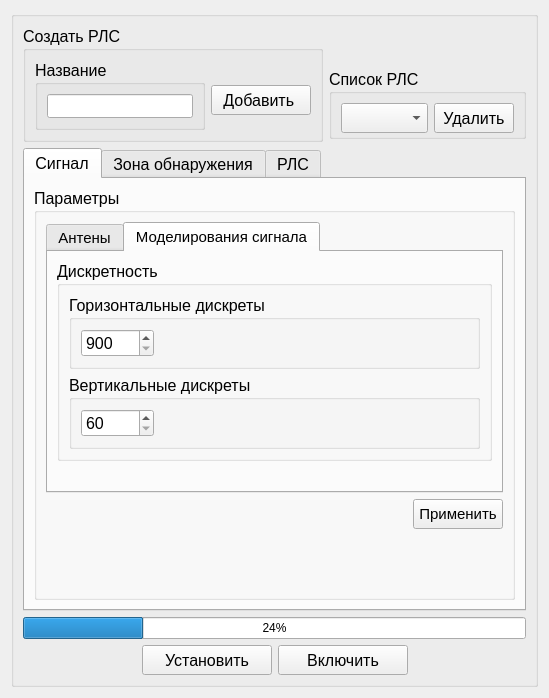
Qt form src/Application/GUI/UI/optrlswindow.ui (Nisitka/air-trail-generator) before a commit.
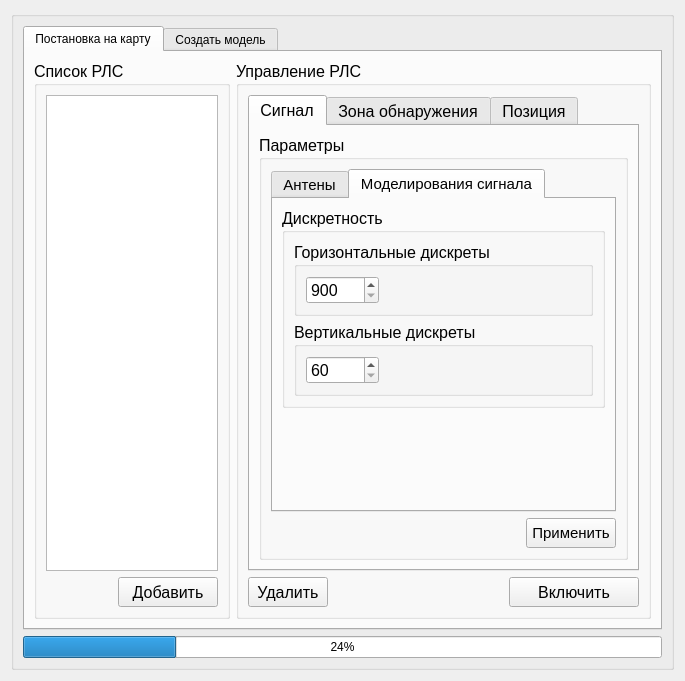
The same form after that commit. The open tabs and pages were chosen to show the change.

Patch:
```diff
--- a/src/Application/GUI/UI/optrlswindow.ui
+++ b/src/Application/GUI/UI/optrlswindow.ui
@@ -6,8 +6,8 @@
    <rect>
     <x>0</x>
     <y>0</y>
-    <width>549</width>
-    <height>698</height>
+    <width>685</width>
+    <height>681</height>
    </rect>
   </property>
   <property name="windowTitle">
@@ -21,128 +21,21 @@
      </property>
      <layout class="QVBoxLayout" name="verticalLayout_6">
       <item>
-       <layout class="QHBoxLayout" name="horizontalLayout_10">
-        <item>
-         <widget class="QGroupBox" name="addRLSGroupBox">
-          <property name="maximumSize">
-           <size>
-            <width>300</width>
-            <height>999</height>
-           </size>
-          </property>
-          <property name="font">
-           <font>
-            <pointsize>12</pointsize>
-           </font>
-          </property>
-          <property name="title">
-           <string>Создать РЛС</string>
-          </property>
-          <layout class="QHBoxLayout" name="horizontalLayout_7">
-           <item>
-            <layout class="QVBoxLayout" name="verticalLayout_16">
-             <item>
-              <widget class="QGroupBox" name="nameNewRLSGroupBox">
-               <property name="maximumSize">
-                <size>
-                 <width>16777215</width>
-                 <height>70</height>
-                </size>
-               </property>
-               <property name="font">
-                <font>
-                 <pointsize>12</pointsize>
-                </font>
-               </property>
-               <property name="title">
-                <string>Название</string>
-               </property>
-               <layout class="QHBoxLayout" name="horizontalLayout_8">
-                <item>
-                 <widget class="QLineEdit" name="nameNewRLSLineEdit">
-                  <property name="font">
-                   <font>
-                    <pointsize>12</pointsize>
-                   </font>
-                  </property>
-                 </widget>
-                </item>
-               </layout>
-              </widget>
-             </item>
-            </layout>
-           </item>
-           <item>
-            <layout class="QVBoxLayout" name="verticalLayout_8">
-             <item>
-              <spacer name="verticalSpacer_3">
-               <property name="orientation">
-                <enum>Qt::Vertical</enum>
-               </property>
-               <property name="sizeType">
-                <enum>QSizePolicy::Fixed</enum>
-               </property>
-               <property name="sizeHint" stdset="0">
-                <size>
-                 <width>20</width>
-                 <height>10</height>
-                </size>
-               </property>
-              </spacer>
-             </item>
-             <item>
-              <widget class="QPushButton" name="createRLSButton">
-               <property name="minimumSize">
-                <size>
-                 <width>100</width>
-                 <height>30</height>
-                </size>
-               </property>
-               <property name="maximumSize">
-                <size>
-                 <width>100</width>
-                 <height>16777215</height>
-                </size>
-               </property>
-               <property name="font">
-                <font>
-                 <pointsize>12</pointsize>
-                </font>
-               </property>
-               <property name="text">
-                <string>Добавить </string>
-               </property>
-              </widget>
-             </item>
-            </layout>
-           </item>
-          </layout>
-         </widget>
-        </item>
-        <item>
-         <layout class="QVBoxLayout" name="verticalLayout_7">
-          <item>
-           <spacer name="verticalSpacer_5">
-            <property name="orientation">
-             <enum>Qt::Vertical</enum>
-            </property>
-            <property name="sizeType">
-             <enum>QSizePolicy::Ignored</enum>
-            </property>
-            <property name="sizeHint" stdset="0">
-             <size>
-              <width>20</width>
-              <height>40</height>
-             </size>
-            </property>
-           </spacer>
-          </item>
+       <widget class="QTabWidget" name="mainTabWidget">
+        <property name="currentIndex">
+         <number>0</number>
+        </property>
+        <widget class="QWidget" name="tab_5">
+         <attribute name="title">
+          <string>Постановка на карту</string>
+         </attribute>
+         <layout class="QHBoxLayout" name="horizontalLayout_4">
           <item>
            <widget class="QGroupBox" name="listRLSGroupBox">
             <property name="maximumSize">
              <size>
-              <width>16777215</width>
-              <height>70</height>
+              <width>330</width>
+              <height>16777215</height>
              </size>
             </property>
             <property name="font">
@@ -153,33 +46,46 @@
             <property name="title">
              <string>Список РЛС</string>
             </property>
-            <layout class="QHBoxLayout" name="horizontalLayout_9">
+            <layout class="QVBoxLayout" name="verticalLayout_5">
              <item>
-              <widget class="QComboBox" name="listRLSComboBox">
-               <property name="minimumSize">
+              <widget class="QTableWidget" name="listRLSTableWidget">
+               <property name="maximumSize">
                 <size>
-                 <width>0</width>
-                 <height>30</height>
+                 <width>99999</width>
+                 <height>16777215</height>
                 </size>
                </property>
-               <property name="font">
-                <font>
-                 <pointsize>12</pointsize>
-                </font>
+               <property name="selectionBehavior">
+                <enum>QAbstractItemView::SelectRows</enum>
                </property>
               </widget>
              </item>
              <item>
-              <widget class="QPushButton" name="removeRLSButton">
+              <layout class="QHBoxLayout" name="horizontalLayout">
+               <item>
+                <spacer name="horizontalSpacer_3">
+                 <property name="orientation">
+                  <enum>Qt::Horizontal</enum>
+                 </property>
+                 <property name="sizeHint" stdset="0">
+                  <size>
+                   <width>40</width>
+                   <height>20</height>
+                  </size>
+                 </property>
+                </spacer>
+               </item>
+               <item>
+                <widget class="QPushButton" name="addRLSButton">
                <property name="minimumSize">
                 <size>
-                 <width>80</width>
+                   <width>100</width>
                  <height>30</height>
                 </size>
                </property>
                <property name="maximumSize">
                 <size>
-                 <width>80</width>
+                   <width>100</width>
                  <height>16777215</height>
                 </size>
                </property>
@@ -189,17 +95,32 @@
                 </font>
                </property>
                <property name="text">
-                <string>Удалить</string>
+                  <string>Добавить</string>
                </property>
               </widget>
              </item>
             </layout>
-           </widget>
-          </item>
-         </layout>
-        </item>
-       </layout>
-      </item>
+             </item>
+            </layout>
+           </widget>
+          </item>
+          <item>
+           <widget class="QGroupBox" name="manRLSGroupBox">
+            <property name="maximumSize">
+             <size>
+              <width>99999</width>
+              <height>999</height>
+             </size>
+            </property>
+            <property name="font">
+             <font>
+              <pointsize>12</pointsize>
+             </font>
+            </property>
+            <property name="title">
+             <string>Управление РЛС</string>
+            </property>
+            <layout class="QVBoxLayout" name="verticalLayout">
       <item>
        <widget class="QTabWidget" name="generateDVOptTabWidget">
         <property name="font">
@@ -434,13 +355,9 @@
               </widget>
              </item>
              <item>
-              <layout class="QHBoxLayout" name="horizontalLayout_4">
-               <item>
-                <layout class="QVBoxLayout" name="verticalLayout">
-                 <item>
                   <layout class="QHBoxLayout" name="horizontalLayout_2">
                    <item>
-                    <spacer name="horizontalSpacer_5">
+                       <spacer name="horizontalSpacer_4">
                      <property name="orientation">
                       <enum>Qt::Horizontal</enum>
                      </property>
@@ -452,10 +369,6 @@
                      </property>
                     </spacer>
                    </item>
-                   <item>
-                    <layout class="QHBoxLayout" name="horizontalLayout_6">
-                     <item>
-                      <layout class="QVBoxLayout" name="verticalLayout_4">
                        <item>
                         <widget class="QPushButton" name="setOptZDvertButton">
                          <property name="minimumSize">
@@ -480,40 +393,6 @@
                          </property>
                         </widget>
                        </item>
-                       <item>
-                        <spacer name="verticalSpacer_4">
-                         <property name="orientation">
-                          <enum>Qt::Vertical</enum>
-                         </property>
-                         <property name="sizeHint" stdset="0">
-                          <size>
-                           <width>20</width>
-                           <height>40</height>
-                          </size>
-                         </property>
-                        </spacer>
-                       </item>
-                      </layout>
-                     </item>
-                    </layout>
-                   </item>
-                  </layout>
-                 </item>
-                 <item>
-                  <spacer name="verticalSpacer_8">
-                   <property name="orientation">
-                    <enum>Qt::Vertical</enum>
-                   </property>
-                   <property name="sizeHint" stdset="0">
-                    <size>
-                     <width>20</width>
-                     <height>40</height>
-                    </size>
-                   </property>
-                  </spacer>
-                 </item>
-                </layout>
-               </item>
               </layout>
              </item>
             </layout>
@@ -550,16 +429,6 @@
         </widget>
         <widget class="QWidget" name="tab_6">
          <attribute name="title">
-          <string>РЛС</string>
-         </attribute>
-         <layout class="QVBoxLayout" name="verticalLayout_2">
-          <item>
-           <widget class="QTabWidget" name="rlsTabWidget">
-            <property name="currentIndex">
-             <number>0</number>
-            </property>
-            <widget class="QWidget" name="tab_5">
-             <attribute name="title">
               <string>Позиция</string>
              </attribute>
              <layout class="QVBoxLayout" name="verticalLayout_17">
@@ -762,6 +631,41 @@
                 </item>
                </layout>
               </item>
+                 <item>
+                  <layout class="QHBoxLayout" name="horizontalLayout_7">
+                   <item>
+                    <spacer name="horizontalSpacer_9">
+                     <property name="orientation">
+                      <enum>Qt::Horizontal</enum>
+                     </property>
+                     <property name="sizeHint" stdset="0">
+                      <size>
+                       <width>40</width>
+                       <height>20</height>
+                      </size>
+                     </property>
+                    </spacer>
+                   </item>
+                   <item>
+                    <widget class="QPushButton" name="setCoordRLSpushButton">
+                     <property name="minimumSize">
+                      <size>
+                       <width>130</width>
+                       <height>30</height>
+                      </size>
+                     </property>
+                     <property name="font">
+                      <font>
+                       <pointsize>12</pointsize>
+                      </font>
+                     </property>
+                     <property name="text">
+                      <string>Установить</string>
+                     </property>
+                    </widget>
+                   </item>
+                  </layout>
+                 </item>
               <item>
                <spacer name="verticalSpacer_2">
                 <property name="orientation">
@@ -777,26 +681,34 @@
               </item>
              </layout>
             </widget>
-            <widget class="QWidget" name="tab_7">
-             <attribute name="title">
-              <string>Tab 2</string>
-             </attribute>
-            </widget>
-           </widget>
-          </item>
-         </layout>
-        </widget>
-       </widget>
-      </item>
-      <item>
-       <widget class="QProgressBar" name="setRLSprogressBar">
-        <property name="value">
-         <number>24</number>
-        </property>
        </widget>
       </item>
       <item>
        <layout class="QHBoxLayout" name="horizontalLayout_16">
+               <item>
+                <widget class="QPushButton" name="removeRLSButton">
+                 <property name="minimumSize">
+                  <size>
+                   <width>80</width>
+                   <height>30</height>
+                  </size>
+                 </property>
+                 <property name="maximumSize">
+                  <size>
+                   <width>80</width>
+                   <height>16777215</height>
+                  </size>
+                 </property>
+                 <property name="font">
+                  <font>
+                   <pointsize>12</pointsize>
+                  </font>
+                 </property>
+                 <property name="text">
+                  <string>Удалить</string>
+                 </property>
+                </widget>
+               </item>
         <item>
          <spacer name="horizontalSpacer_7">
           <property name="orientation">
@@ -810,24 +722,6 @@
           </property>
          </spacer>
         </item>
-        <item>
-         <widget class="QPushButton" name="setCoordRLSpushButton">
-          <property name="minimumSize">
-           <size>
-            <width>130</width>
-            <height>30</height>
-           </size>
-          </property>
-          <property name="font">
-           <font>
-            <pointsize>12</pointsize>
-           </font>
-          </property>
-          <property name="text">
-           <string>Установить</string>
-          </property>
-         </widget>
-        </item>
         <item>
          <widget class="QPushButton" name="on_off_RLS_Button">
           <property name="minimumSize">
@@ -846,8 +740,51 @@
           </property>
          </widget>
         </item>
+              </layout>
+             </item>
+            </layout>
+           </widget>
+          </item>
+         </layout>
+        </widget>
+        <widget class="QWidget" name="tab_7">
+         <attribute name="title">
+          <string>Создать модель</string>
+         </attribute>
+         <layout class="QVBoxLayout" name="verticalLayout_4">
         <item>
-         <spacer name="horizontalSpacer_15">
+           <widget class="QGroupBox" name="nameNewRLSGroupBox">
+            <property name="maximumSize">
+             <size>
+              <width>16777215</width>
+              <height>70</height>
+             </size>
+            </property>
+            <property name="font">
+             <font>
+              <pointsize>12</pointsize>
+             </font>
+            </property>
+            <property name="title">
+             <string>Название</string>
+            </property>
+            <layout class="QHBoxLayout" name="horizontalLayout_8">
+             <item>
+              <widget class="QLineEdit" name="nameNewRLSLineEdit">
+               <property name="font">
+                <font>
+                 <pointsize>12</pointsize>
+                </font>
+               </property>
+              </widget>
+             </item>
+            </layout>
+           </widget>
+          </item>
+          <item>
+           <layout class="QHBoxLayout" name="horizontalLayout_6">
+            <item>
+             <spacer name="horizontalSpacer_5">
           <property name="orientation">
            <enum>Qt::Horizontal</enum>
           </property>
@@ -859,7 +796,55 @@
           </property>
          </spacer>
         </item>
-       </layout>
+            <item>
+             <widget class="QPushButton" name="createRLSButton">
+              <property name="minimumSize">
+               <size>
+                <width>100</width>
+                <height>30</height>
+               </size>
+              </property>
+              <property name="maximumSize">
+               <size>
+                <width>100</width>
+                <height>16777215</height>
+               </size>
+              </property>
+              <property name="font">
+               <font>
+                <pointsize>12</pointsize>
+               </font>
+              </property>
+              <property name="text">
+               <string>Создать</string>
+              </property>
+             </widget>
+            </item>
+           </layout>
+          </item>
+          <item>
+           <spacer name="verticalSpacer_3">
+            <property name="orientation">
+             <enum>Qt::Vertical</enum>
+            </property>
+            <property name="sizeHint" stdset="0">
+             <size>
+              <width>20</width>
+              <height>40</height>
+             </size>
+            </property>
+           </spacer>
+          </item>
+         </layout>
+        </widget>
+       </widget>
+      </item>
+      <item>
+       <widget class="QProgressBar" name="setRLSprogressBar">
+        <property name="value">
+         <number>24</number>
+        </property>
+       </widget>
       </item>
      </layout>
     </widget>
```
Left out of the diff: 16 changed lines with no effect on the pictures. Lines whose indentation alone changed are shown as unchanged.
